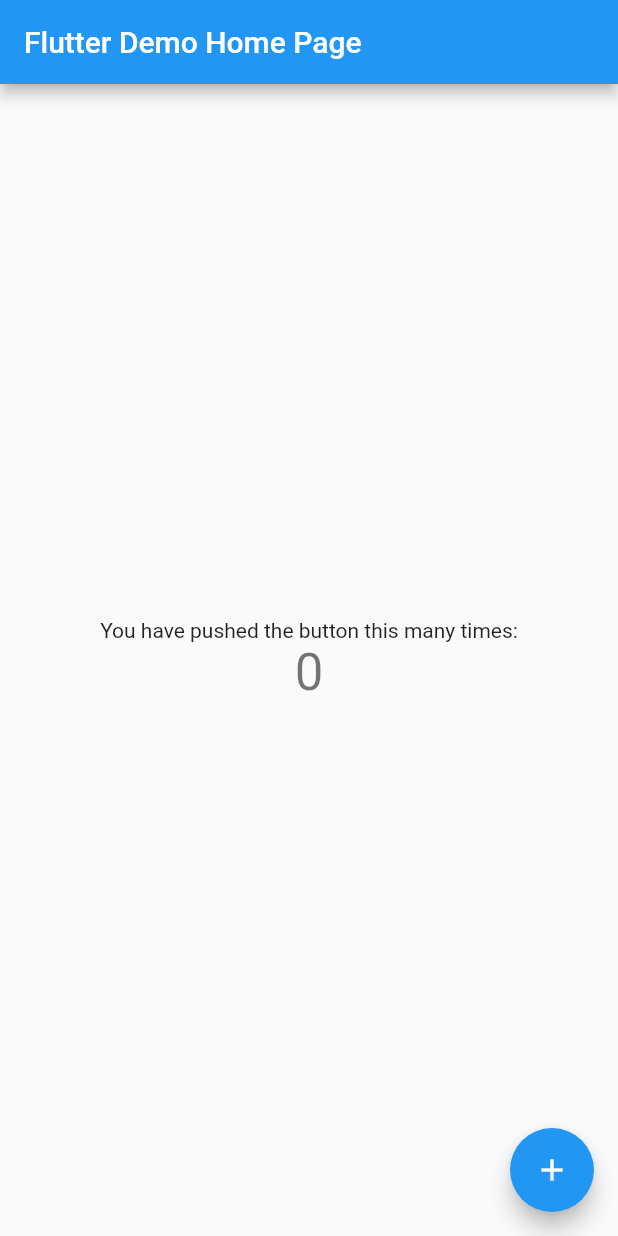
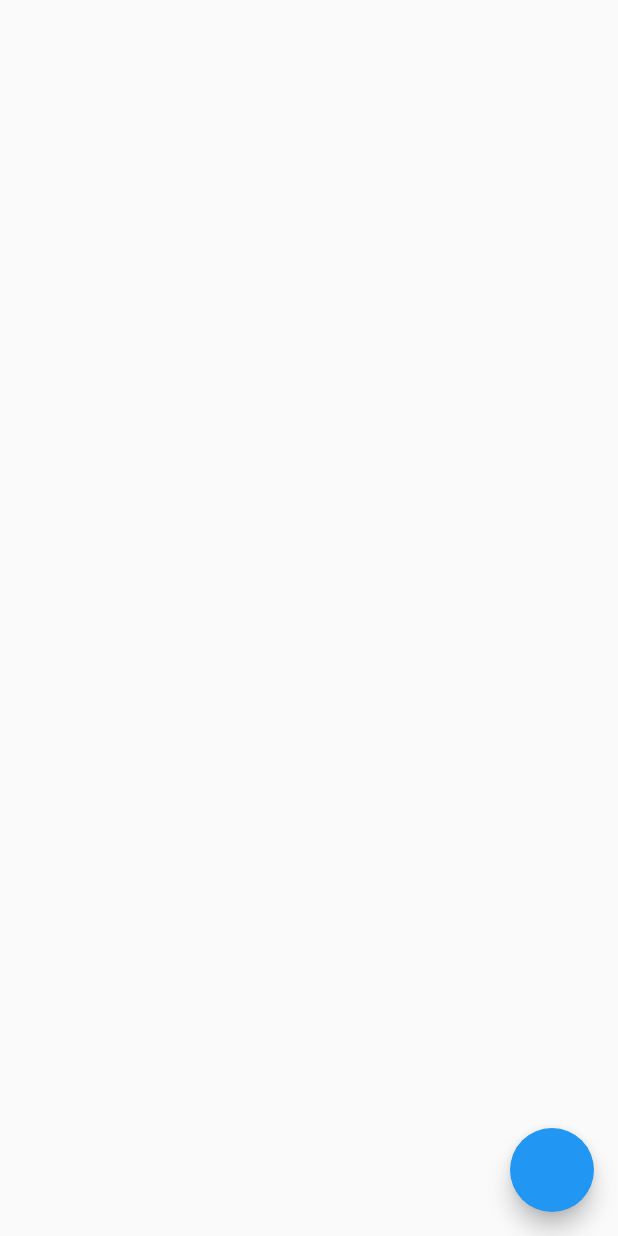
Before and after one commit to emikko1993/weather_app_flutter, a Flutter app: the screen it shows after launch, on a phone screen of 412 x 824 dp. Run offline on Flutter 3.47's test engine with Material 2 defaults, Android fonts, the phone set to English and light mode, and no system bars.

Commit message:
Changed Title

```diff
--- a/analysis_options.yaml
+++ /dev/null
@@ -1,29 +0,0 @@
-# This file configures the analyzer, which statically analyzes Dart code to
-# check for errors, warnings, and lints.
-#
-# The issues identified by the analyzer are surfaced in the UI of Dart-enabled
-# IDEs (https://dart.dev/tools#ides-and-editors). The analyzer can also be
-# invoked from the command line by running `flutter analyze`.
-
-# The following line activates a set of recommended lints for Flutter apps,
-# packages, and plugins designed to encourage good coding practices.
-include: package:flutter_lints/flutter.yaml
-
-linter:
-  # The lint rules applied to this project can be customized in the
-  # section below to disable rules from the `package:flutter_lints/flutter.yaml`
-  # included above or to enable additional rules. A list of all available lints
-  # and their documentation is published at
-  # https://dart-lang.github.io/linter/lints/index.html.
-  #
-  # Instead of disabling a lint rule for the entire project in the
-  # section below, it can also be suppressed for a single line of code
-  # or a specific dart file by using the `// ignore: name_of_lint` and
-  # `// ignore_for_file: name_of_lint` syntax on the line or in the file
-  # producing the lint.
-  rules:
-    # avoid_print: false  # Uncomment to disable the `avoid_print` rule
-    # prefer_single_quotes: true  # Uncomment to enable the `prefer_single_quotes` rule
-
-# Additional information about this file can be found at
-# https://dart.dev/guides/language/analysis-options
--- a/lib/main.dart
+++ b/lib/main.dart
@@ -1,5 +1,4 @@
 import 'package:flutter/material.dart';
-
 
 void main() {
   runApp(const MyApp());
@@ -14,103 +13,24 @@
     return MaterialApp(
       title: 'Flutter Demo',
       theme: ThemeData(
-        // This is the theme of your application.
-        //
-        // Try running your application with "flutter run". You'll see the
-        // application has a blue toolbar. Then, without quitting the app, try
-        // changing the primarySwatch below to Colors.green and then invoke
-        // "hot reload" (press "r" in the console where you ran "flutter run",
-        // or simply save your changes to "hot reload" in a Flutter IDE).
-        // Notice that the counter didn't reset back to zero; the application
-        // is not restarted.
         primarySwatch: Colors.blue,
       ),
-      home: const MyHomePage(title: 'Flutter Demo Home Page'),
+      home: const MyHomePage(),
     );
   }
 }
 
 class MyHomePage extends StatefulWidget {
-  const MyHomePage({Key? key, required this.title}) : super(key: key);
-
-  // This widget is the home page of your application. It is stateful, meaning
-  // that it has a State object (defined below) that contains fields that affect
-  // how it looks.
-
-  // This class is the configuration for the state. It holds the values (in this
-  // case the title) provided by the parent (in this case the App widget) and
-  // used by the build method of the State. Fields in a Widget subclass are
-  // always marked "final".
-
-  final String title;
+  const MyHomePage({Key? key}) : super(key: key);
 
   @override
-  State<MyHomePage> createState() => _MyHomePageState();
+  _MyHomePageState createState() => _MyHomePageState();
 }
 
 class _MyHomePageState extends State<MyHomePage> {
-  int _counter = 0;
-
-  void _incrementCounter() {
-    setState(() {
-      // This call to setState tells the Flutter framework that something has
-      // changed in this State, which causes it to rerun the build method below
-      // so that the display can reflect the updated values. If we changed
-      // _counter without calling setState(), then the build method would not be
-      // called again, and so nothing would appear to happen.
-      _counter++;
-    });
-  }
-
   @override
   Widget build(BuildContext context) {
-    // This method is rerun every time setState is called, for instance as done
-    // by the _incrementCounter method above.
-    //
-    // The Flutter framework has been optimized to make rerunning build methods
-    // fast, so that you can just rebuild anything that needs updating rather
-    // than having to individually change instances of widgets.
     return Scaffold(
-      appBar: AppBar(
-        // Here we take the value from the MyHomePage object that was created by
-        // the App.build method, and use it to set our appbar title.
-        title: Text(widget.title),
-      ),
-      body: Center(
-        // Center is a layout widget. It takes a single child and positions it
-        // in the middle of the parent.
-        child: Column(
-          // Column is also a layout widget. It takes a list of children and
-          // arranges them vertically. By default, it sizes itself to fit its
-          // children horizontally, and tries to be as tall as its parent.
-          //
-          // Invoke "debug painting" (press "p" in the console, choose the
-          // "Toggle Debug Paint" action from the Flutter Inspector in Android
-          // Studio, or the "Toggle Debug Paint" command in Visual Studio Code)
-          // to see the wireframe for each widget.
-          //
-          // Column has various properties to control how it sizes itself and
-          // how it positions its children. Here we use mainAxisAlignment to
-          // center the children vertically; the main axis here is the vertical
-          // axis because Columns are vertical (the cross axis would be
-          // horizontal).
-          mainAxisAlignment: MainAxisAlignment.center,
-          children: <Widget>[
-            const Text(
-              'You have pushed the button this many times:',
-            ),
-            Text(
-              '$_counter',
-              style: Theme.of(context).textTheme.headline4,
-            ),
-          ],
-        ),
-      ),
-      floatingActionButton: FloatingActionButton(
-        onPressed: _incrementCounter,
-        tooltip: 'Increment',
-        child: const Icon(Icons.add),
-      ), // This trailing comma makes auto-formatting nicer for build methods.
-    );
+        floatingActionButton: FloatingActionButton(onPressed: null));
   }
 }
--- a/pubspec.yaml
+++ b/pubspec.yaml
@@ -44,7 +44,7 @@
   # activated in the `analysis_options.yaml` file located at the root of your
   # package. See that file for information about deactivating specific lint
   # rules and activating additional ones.
-  flutter_lints: ^1.0.0
+
 
 # For information on the generic Dart part of this file, see the
 # following page: https://dart.dev/tools/pub/pubspec
```
Also changed, not shown: pubspec.lock.
